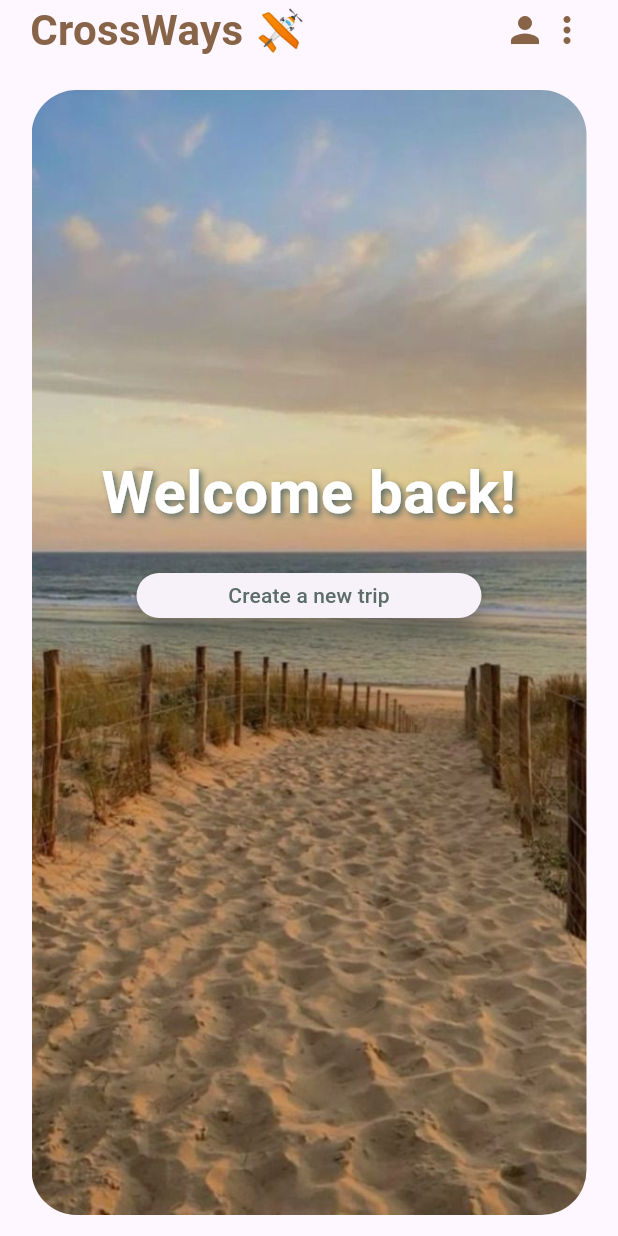
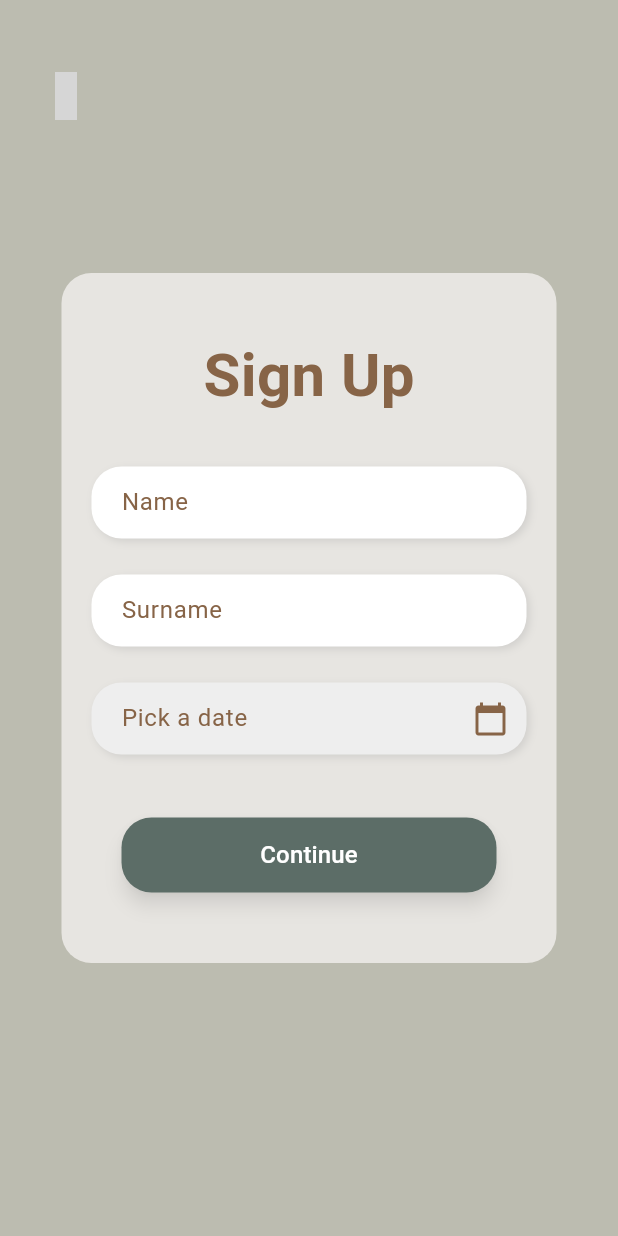
Before and after one commit to DenisDK/CrossWays-MOBILE, a Flutter app: the MainMenuView screen opened directly, after a tap on "Create a new trip", on a phone screen of 412 x 824 dp. Run offline on Flutter 3.47's test engine with Material 3 defaults, Android fonts, the phone set to English and light mode, and no system bars; our stand-ins replace firebase_auth, firebase_core, google_sign_in, material_symbols_icons; missing offline and left inert: flutter_facebook_auth; accounts and stored records are empty; grey boxes are pictures that could not be loaded.

Commit message:
reg user menu design

```diff
--- a/lib/main.dart
+++ b/lib/main.dart
@@ -5,7 +5,7 @@ import 'package:flutter/material.dart';
 Future<void> main() async {
   WidgetsFlutterBinding.ensureInitialized();
   await Firebase.initializeApp();
-  runApp(const MyApp());
+  runApp(const MyApp(),);
 }
 
 class MyApp extends StatelessWidget {
@@ -14,39 +14,14 @@ class MyApp extends StatelessWidget {
   @override
   Widget build(BuildContext context) {
     return MaterialApp(
-      title: 'CrossWays',
       home: LoginScreen(),
-    );
+      theme: ThemeData(
+        textSelectionTheme: const TextSelectionThemeData(
+          cursorColor: Color.fromARGB(255, 135, 100, 71),
+          selectionColor: Color.fromARGB(100, 135, 100, 71),
+          selectionHandleColor: Color.fromARGB(255, 135, 100, 71),
+        )
+
+    ));
   }
 }
-
-class MyHomePage extends StatelessWidget {
-  const MyHomePage({super.key});
-
-  @override
-  Widget build(BuildContext context) {
-    return Scaffold(
-      body: Column(
-        mainAxisAlignment: MainAxisAlignment.center,
-        children: <Widget>[
-          const Center(
-            child: Text(
-              'CrossWays',
-              style: TextStyle(fontWeight: FontWeight.bold, fontSize: 42),
-            ),
-          ),
-          const SizedBox(height: 50),
-          ElevatedButton(
-            onPressed: () {},
-            child: const Text('Перша кнопка'),
-          ),
-          const SizedBox(height: 20),
-          ElevatedButton(
-            onPressed: () {},
-            child: const Text('Друга кнопка'),
-          ),
-        ],
-      ),
-    );
-  }
-}
--- a/lib/views/main_menu_view.dart
+++ b/lib/views/main_menu_view.dart
@@ -1,4 +1,7 @@
+import 'package:cross_ways/components/animation_route.dart';
+import 'package:cross_ways/views/user_reg_view.dart';
 import 'package:flutter/material.dart';
+import 'package:material_symbols_icons/symbols.dart';
 
 class MainMenuView extends StatefulWidget {
   const MainMenuView({super.key});
@@ -19,36 +22,47 @@ class _MainMenuViewState extends State<MainMenuView> {
               child: Row(
                 mainAxisAlignment: MainAxisAlignment.spaceBetween,
                 children: [
+                  Row(
+                    children: [
                       Text(
-                    'CrossWays 🛩️',
+                        'CrossWays',
                         style: TextStyle(
                           color: Color.fromARGB(255, 135, 100, 71),
                           fontSize: 28,
                           fontWeight: FontWeight.bold,
                         ),
                       ),
+                      SizedBox(width: 5),
+                      Icon(
+                        Symbols.flightsmode,
+                        color: Color.fromARGB(255, 135, 100, 71),
+                        size: 30,
+                      ),
+                    ],
+                  ),
                   Row(
                     children: [
                       Icon(
-                        Icons.person,
+                        Symbols.account_circle_filled_rounded,
+                        fill: 1,
                         color: Color.fromARGB(255, 135, 100, 71),
-                        size: 28,
+                        size: 34,
                       ),
                       Icon(
                         Icons.more_vert,
                         color: Color.fromARGB(255, 135, 100, 71),
-                        size: 28,
+                        size: 34,
                       ),
                     ],
                   ),
                 ],
               ),
             ),
-            Padding(padding: EdgeInsets.only(top: 20)),
+            const Padding(padding: EdgeInsets.only(top: 15)),
             Center(
               child: Container(
-                width: 370,
-                height: 750,
+                width: 380,
+                height: 770,
                 decoration: BoxDecoration(
                   image: const DecorationImage(
                     image: AssetImage('assets/beachPhoto.jpg'),
@@ -61,36 +75,38 @@ class _MainMenuViewState extends State<MainMenuView> {
                     Center(
                       child: Column(
                         children: [
-                          Padding(padding: EdgeInsets.only(top: 240)),
+                          const Padding(padding: EdgeInsets.only(top: 240)),
                           const Text(
                             'Welcome back!',
                             style: TextStyle(
                               color: Colors.white,
-                            fontSize: 40,
+                              fontSize: 43,
                               fontWeight: FontWeight.bold,
                               shadows: [
                                 Shadow(
                                   offset: Offset(2, 2),
                                   blurRadius: 5,
-                                color: Color.fromARGB(255, 92, 109, 103)
-                              )
-                            ]
+                                  color: Color.fromARGB(255, 92, 109, 103),
+                                ),
+                              ],
                             ),
                             textAlign: TextAlign.center,
                           ),
-                          Padding(padding: EdgeInsets.only(top: 25)),
+                          const Padding(padding: EdgeInsets.only(top: 25)),
                           SizedBox(
-                            width: 230,
-                            height: 30,
+                            width: 250,
+                            height: 40,
                             child: ElevatedButton(
                               onPressed: () {
-                                // Дія при натисканні кнопки
+                               Navigator.pushReplacement(
+                              context,
+                              PushPageRoute(page: UserRegScreen()));
                               },
                               style: ElevatedButton.styleFrom(
                                 elevation: 9,
-                                shadowColor: Color.fromARGB(255, 92, 109, 103),
+                                shadowColor: const Color.fromARGB(255, 92, 109, 103),
                               ),
-                              child: Text(
+                              child: const Text(
                                 'Create a new trip',
                                 style: TextStyle(
                                   color: Color.fromARGB(255, 92, 109, 103),
@@ -98,11 +114,10 @@ class _MainMenuViewState extends State<MainMenuView> {
                               ),
                             ),
                           )
-
                         ],
-                      )
-                    )
-                  ]
+                      ),
+                    ),
+                  ],
                 ),
               ),
             ),
--- /dev/null
+++ b/lib/views/user_reg_view.dart
@@ -0,0 +1,197 @@
+import 'package:cross_ways/components/animation_route.dart';
+import 'package:cross_ways/views/main_menu_view.dart';
+import 'package:flutter/material.dart';
+import 'package:material_symbols_icons/symbols.dart';
+
+class UserRegScreen extends StatefulWidget {
+  @override
+  _UserRegScreenState createState() => _UserRegScreenState();
+}
+
+class _UserRegScreenState extends State<UserRegScreen> {
+  @override
+  Widget build(BuildContext context) {
+    return Scaffold(
+      backgroundColor: const Color.fromARGB(255, 188, 188, 176),
+      body: Stack(
+        children: [
+          // Іконка назад
+          Positioned(
+            top: 40,
+            left: 20,
+            child: IconButton(
+              icon: const Icon(
+                Symbols.arrow_back_2,
+                fill: 1,
+                color: Color.fromARGB(255, 135, 100, 71),
+                size: 32,
+              ),
+              onPressed: () {
+                   Navigator.pushReplacement(
+                              context,
+                              PushPageRoute(page:const  MainMenuView()));
+              },
+            ),
+          ),
+          Center(
+            child: Padding(
+              padding: const EdgeInsets.symmetric(horizontal: 30),
+              child: Container(
+                width: 330,
+                height: 460,
+                decoration: BoxDecoration(
+                  color: const Color.fromARGB(255, 231, 229, 225),
+                  borderRadius: BorderRadius.circular(20),
+                ),
+                child: Column(
+                  children: [
+                    const Padding(
+                      padding: EdgeInsets.only(top: 40, bottom: 20),
+                      child: Text(
+                        'Sign Up',
+                        style: TextStyle(
+                          color: Color.fromARGB(255, 135, 100, 71),
+                          fontSize: 40,
+                          fontWeight: FontWeight.bold,
+                        ),
+                      ),
+                    ),
+                    // Поле Name
+                    Padding(
+                      padding: const EdgeInsets.symmetric(horizontal: 20, vertical: 12),
+                      child: Container(
+                        decoration: BoxDecoration(
+                          color: Colors.white,
+                          borderRadius: BorderRadius.circular(20),
+                          boxShadow: [
+                            BoxShadow(
+                              color: Colors.grey.withOpacity(0.3),
+                              blurRadius: 4,
+                              offset: const Offset(2, 2),
+                            ),
+                          ],
+                        ),
+                        child: const TextField(
+                          decoration: InputDecoration(
+                            labelText: 'Name',
+                            labelStyle: TextStyle(
+                              color: Color.fromARGB(255, 135, 100, 71),
+                            ),
+                            contentPadding: EdgeInsets.symmetric(horizontal: 20),
+                            border: InputBorder.none,
+                          ),
+                        ),
+                      ),
+                    ),
+                    // Поле Surname
+                    Padding(
+                      padding: const EdgeInsets.symmetric(horizontal: 20, vertical: 12),
+                      child: Container(
+                        decoration: BoxDecoration(
+                          color: Colors.white,
+                          borderRadius: BorderRadius.circular(20),
+                          boxShadow: [
+                            BoxShadow(
+                              color: Colors.grey.withOpacity(0.3),
+                              blurRadius: 4,
+                              offset: const Offset(2, 2),
+                            ),
+                          ],
+                        ),
+                        child: const TextField(
+                          decoration: InputDecoration(
+                            labelText: 'Surname',
+                            labelStyle: TextStyle(
+                              color: Color.fromARGB(255, 135, 100, 71),
+                            ),
+                            contentPadding: EdgeInsets.symmetric(horizontal: 20),
+                            border: InputBorder.none,
+                          ),
+                        ),
+                      ),
+                    ),
+                    // Поле Birthday
+                    Padding(
+                      padding: const EdgeInsets.symmetric(horizontal: 20, vertical: 12),
+                      child: Container(
+                        decoration: BoxDecoration(
+                          color: Colors.grey[200],
+                          borderRadius: BorderRadius.circular(20),
+                          boxShadow: [
+                            BoxShadow(
+                              color: Colors.grey.withOpacity(0.3),
+                              blurRadius: 4,
+                              offset: const Offset(2, 2),
+                            ),
+                          ],
+                        ),
+                        child: TextField(
+                          readOnly: true,
+                          decoration: const InputDecoration(
+                            labelText: 'Pick a date',
+                            labelStyle: TextStyle(
+                              color: Color.fromARGB(255, 135, 100, 71),
+                            ),
+                            contentPadding: EdgeInsets.symmetric(horizontal: 20),
+                            suffixIcon: Icon(
+                              Icons.calendar_today,
+                              color: Color.fromARGB(255, 135, 100, 71),
+                            ),
+                            border: InputBorder.none,
+                          ),
+                          onTap: () async {
+                            // Вибір дати
+                            DateTime? pickedDate = await showDatePicker(
+                              context: context,
+                              initialDate: DateTime.now(),
+                              firstDate: DateTime(1900),
+                              lastDate: DateTime.now(),
+                              builder: (BuildContext context, Widget? child) {
+                                return Theme(
+                                  data: ThemeData.light().copyWith(
+                                    primaryColor: const Color.fromARGB(255, 135, 100, 71),
+                                    hintColor: const Color.fromARGB(255, 135, 100, 71),
+                                    colorScheme: const ColorScheme.light(primary: Color.fromARGB(255, 135, 100, 71)),
+                                    buttonTheme: const ButtonThemeData(textTheme: ButtonTextTheme.primary),
+                                  ),
+                                  child: child!,
+                                );
+                              },
+                            );
+                          },
+                        ),
+                      ),
+                    ),
+                    // Кнопка Continue
+                    Padding(
+                      padding: const EdgeInsets.only(top: 30),
+                      child: SizedBox(
+                        width: 250,
+                        height: 50,
+                        child: ElevatedButton(
+                          onPressed: () {},
+                          style: ElevatedButton.styleFrom(
+                            backgroundColor: const Color.fromARGB(255, 92, 109, 103),
+                            shape: RoundedRectangleBorder(
+                              borderRadius: BorderRadius.circular(20),
+                            ),
+                            elevation: 5,
+                            shadowColor: Colors.black45,
+                          ),
+                          child: const Text(
+                            'Continue',
+                            style: TextStyle(color: Colors.white, fontSize: 16),
+                          ),
+                        ),
+                      ),
+                    ),
+                  ],
+                ),
+              ),
+            ),
+          ),
+        ],
+      ),
+    );
+  }
+}
--- a/pubspec.yaml
+++ b/pubspec.yaml
@@ -20,6 +20,7 @@ dependencies:
   firebase_messaging: ^15.0.2
   google_sign_in: ^6.2.1
   flutter_facebook_auth: ^7.1.1
+  material_symbols_icons: ^4.2789.0
 
   cupertino_icons: ^1.0.8
 
```
Also changed, not shown: pubspec.lock. Lines whose indentation alone changed are shown as unchanged.
